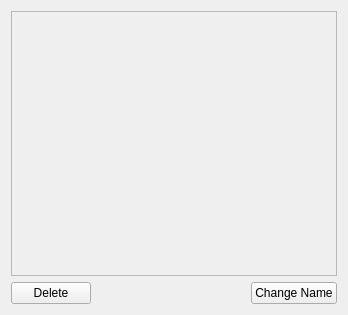
Above: GUI/box_manager.ui from Gaopeng-Bai/OCR_RT_monitor before the change. Below: the same form after it.
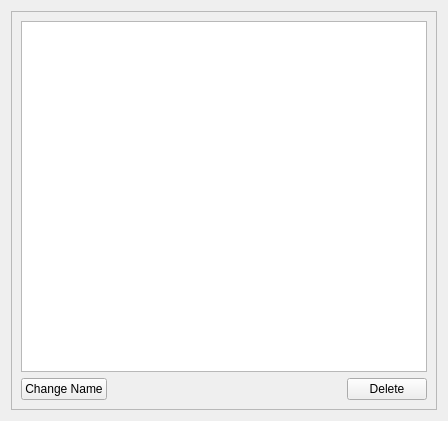
That is the form after the change.

```diff
--- a/GUI/box_manager.ui
+++ b/GUI/box_manager.ui
@@ -6,8 +6,8 @@
    <rect>
     <x>0</x>
     <y>0</y>
-    <width>348</width>
-    <height>315</height>
+    <width>448</width>
+    <height>421</height>
    </rect>
   </property>
   <property name="windowTitle">
@@ -18,28 +18,25 @@
   </property>
   <layout class="QVBoxLayout" name="verticalLayout_2">
    <item>
-    <widget class="QScrollArea" name="Box_list">
-     <property name="widgetResizable">
-      <bool>true</bool>
+    <widget class="QFrame" name="frame">
+     <property name="frameShape">
+      <enum>QFrame::StyledPanel</enum>
      </property>
-     <widget class="QWidget" name="scrollAreaWidgetContents">
-      <property name="geometry">
-       <rect>
-        <x>0</x>
-        <y>0</y>
-        <width>328</width>
-        <height>264</height>
-       </rect>
-      </property>
-     </widget>
-    </widget>
+     <property name="frameShadow">
+      <enum>QFrame::Raised</enum>
+     </property>
+     <layout class="QVBoxLayout" name="verticalLayout_3">
+      <item>
+       <layout class="QVBoxLayout" name="verticalLayout">
+        <item>
+         <widget class="QTableWidget" name="Box_list"/>
    </item>
    <item>
     <layout class="QHBoxLayout" name="horizontalLayout">
      <item>
       <widget class="QPushButton" name="box_delete">
        <property name="text">
-        <string>Delete</string>
+             <string>Change Name</string>
        </property>
       </widget>
      </item>
@@ -59,11 +56,16 @@
      <item>
       <widget class="QPushButton" name="Change_name">
        <property name="text">
-        <string>Change Name</string>
+             <string>Delete</string>
        </property>
       </widget>
      </item>
     </layout>
+        </item>
+       </layout>
+      </item>
+     </layout>
+    </widget>
    </item>
   </layout>
  </widget>
```
Left out of the diff: 4 changed lines with no effect on the pictures. Lines whose indentation alone changed are shown as unchanged.
